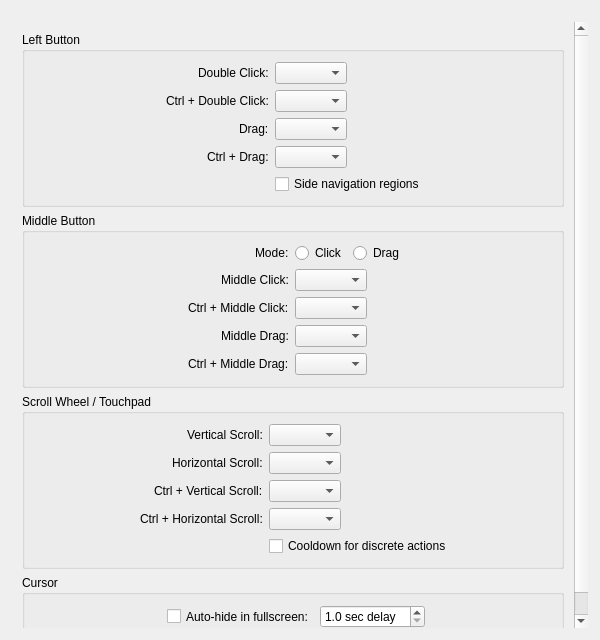
inostarlin-passion/Fovelle, file src/qvoptionsdialog.ui: the form before one commit.
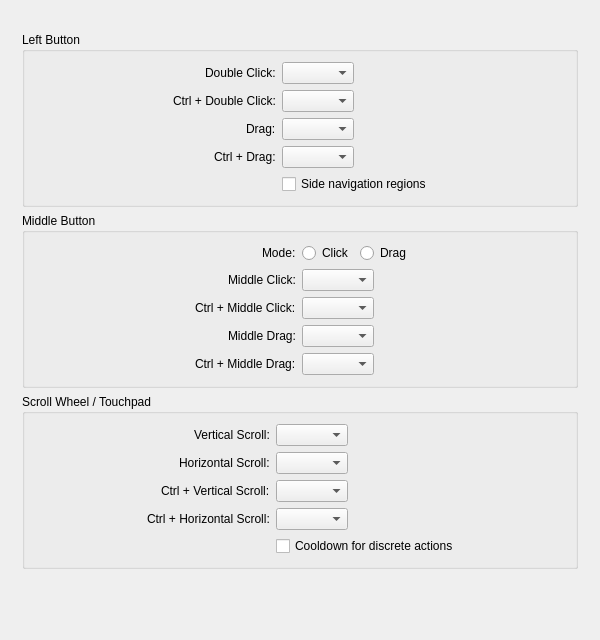
The form after the commit. The open tabs and pages were chosen to show the change.

What changed in the file:
```diff
--- a/src/qvoptionsdialog.ui
+++ b/src/qvoptionsdialog.ui
@@ -695,68 +695,6 @@
             </layout>
            </widget>
           </item>
-          <item>
-           <widget class="QGroupBox" name="cursorGroup">
-            <property name="title">
-             <string>Cursor</string>
-            </property>
-            <layout class="QFormLayout" name="cursorLayout">
-             <property name="fieldGrowthPolicy">
-              <enum>QFormLayout::FieldGrowthPolicy::FieldsStayAtSizeHint</enum>
-             </property>
-             <property name="labelAlignment">
-              <set>Qt::AlignmentFlag::AlignRight|Qt::AlignmentFlag::AlignTrailing|Qt::AlignmentFlag::AlignVCenter</set>
-             </property>
-             <property name="formAlignment">
-              <set>Qt::AlignmentFlag::AlignHCenter|Qt::AlignmentFlag::AlignTop</set>
-             </property>
-             <property name="leftMargin">
-              <number>10</number>
-             </property>
-             <property name="topMargin">
-              <number>10</number>
-             </property>
-             <property name="rightMargin">
-              <number>10</number>
-             </property>
-             <property name="bottomMargin">
-              <number>10</number>
-             </property>
-             <item row="0" column="0">
-              <widget class="QCheckBox" name="cursorAutoHideFullscreenCheckbox">
-               <property name="sizePolicy">
-                <sizepolicy hsizetype="Minimum" vsizetype="Minimum">
-                 <horstretch>0</horstretch>
-                 <verstretch>0</verstretch>
-                </sizepolicy>
-               </property>
-               <property name="text">
-                <string>Auto-hide in fullscreen:</string>
-               </property>
-              </widget>
-             </item>
-             <item row="0" column="1">
-              <widget class="QDoubleSpinBox" name="cursorAutoHideFullscreenDelaySpinBox">
-               <property name="suffix">
-                <string> sec delay</string>
-               </property>
-               <property name="decimals">
-                <number>1</number>
-               </property>
-               <property name="minimum">
-                <double>1.000000000000000</double>
-               </property>
-               <property name="maximum">
-                <double>99.000000000000000</double>
-               </property>
-               <property name="singleStep">
-                <double>0.500000000000000</double>
-               </property>
-              </widget>
-             </item>
-            </layout>
-           </widget>
-          </item>
          </layout>
         </widget>
        </widget>
```
